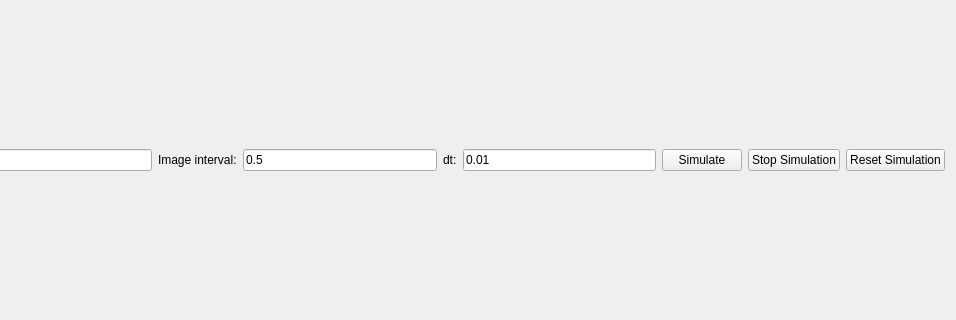
spatial-model-editor/spatial-model-editor, file src/gui/tabs/qtabsimulate.ui: the form before one commit; both pictures show x 154 to 1110 and y 92 to 412 of the 1110 by 755 pixel window.
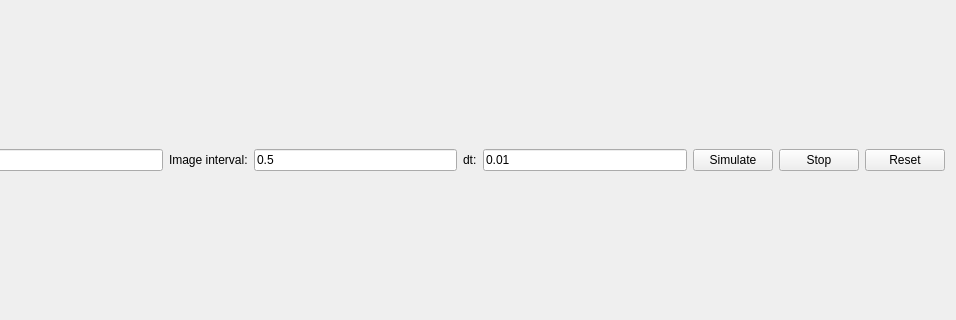
The form after the commit.

Commit message: improve simulation results graph   - for Pixel sim, plot every time point, not just ones which have images   - time points with an image get a circle on plot, otherwise just a line   - vertical line shows current image time point, controlled by slider below plot   - clicking on graph also selects nearest image time point   - Dune sim is now only initialized when simulate clicked if chosen simulator is Dune

The edit to the form file:
```diff
--- a/src/gui/tabs/qtabsimulate.ui
+++ b/src/gui/tabs/qtabsimulate.ui
@@ -22,7 +22,7 @@
         <string>Reset all concentrations to their initial values, clear all simulation data.</string>
        </property>
        <property name="text">
-        <string>Reset Simulation</string>
+        <string>Reset</string>
        </property>
       </widget>
      </item>
@@ -111,7 +111,7 @@
      <item row="0" column="7">
       <widget class="QPushButton" name="btnStopSimulation">
        <property name="text">
-        <string>Stop Simulation</string>
+        <string>Stop</string>
        </property>
       </widget>
      </item>
```
The commit also changes 5 other files.
